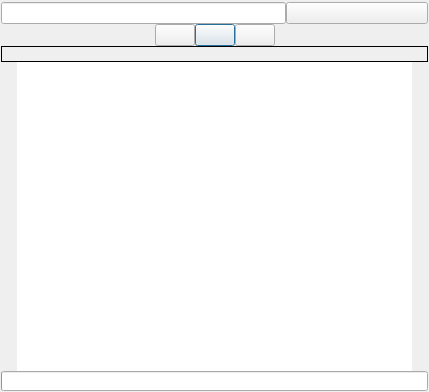
RaphCucul/Image-registration-GUI, file dialogy/singlevideolicovani.ui: the form before one commit.
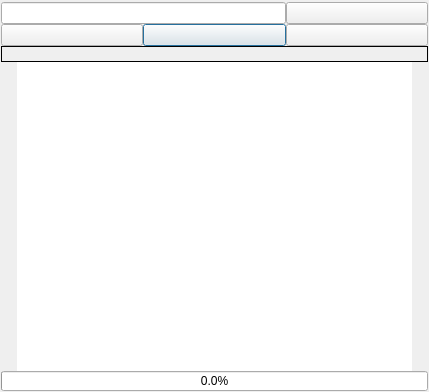
The form after the commit. Icons and pictures are not drawn.

```diff
--- a/dialogy/singlevideolicovani.ui
+++ b/dialogy/singlevideolicovani.ui
@@ -76,22 +76,9 @@
    <item>
     <layout class="QHBoxLayout" name="tlacitkaLayout">
      <item>
-      <spacer name="horizontalSpacer_3">
-       <property name="orientation">
-        <enum>Qt::Horizontal</enum>
-       </property>
-       <property name="sizeHint" stdset="0">
-        <size>
-         <width>40</width>
-         <height>20</height>
-        </size>
-       </property>
-      </spacer>
-     </item>
-     <item>
-      <widget class="QPushButton" name="slicovatPB">
+      <widget class="QPushButton" name="registratePB">
        <property name="sizePolicy">
-        <sizepolicy hsizetype="Preferred" vsizetype="Fixed">
+        <sizepolicy hsizetype="Minimum" vsizetype="Fixed">
          <horstretch>0</horstretch>
          <verstretch>0</verstretch>
         </sizepolicy>
@@ -109,7 +96,7 @@
      <item>
       <widget class="QPushButton" name="zobrazVysledekLicovaniPB">
        <property name="sizePolicy">
-        <sizepolicy hsizetype="Preferred" vsizetype="Fixed">
+        <sizepolicy hsizetype="Minimum" vsizetype="Fixed">
          <horstretch>0</horstretch>
          <verstretch>0</verstretch>
         </sizepolicy>
@@ -136,7 +123,7 @@
      <item>
       <widget class="QPushButton" name="ulozitPB">
        <property name="sizePolicy">
-        <sizepolicy hsizetype="Preferred" vsizetype="Fixed">
+        <sizepolicy hsizetype="Minimum" vsizetype="Fixed">
          <horstretch>0</horstretch>
          <verstretch>0</verstretch>
         </sizepolicy>
@@ -151,19 +138,6 @@
        </property>
       </widget>
      </item>
-     <item>
-      <spacer name="horizontalSpacer_4">
-       <property name="orientation">
-        <enum>Qt::Horizontal</enum>
-       </property>
-       <property name="sizeHint" stdset="0">
-        <size>
-         <width>40</width>
-         <height>20</height>
-        </size>
-       </property>
-      </spacer>
-     </item>
     </layout>
    </item>
    <item>
@@ -282,7 +256,10 @@
         <number>0</number>
        </property>
        <property name="textVisible">
-        <bool>false</bool>
+        <bool>true</bool>
+       </property>
+       <property name="format">
+        <string>%p.0%</string>
        </property>
       </widget>
      </item>
```
Left out of the diff: 24 changed lines with no effect on the pictures.
